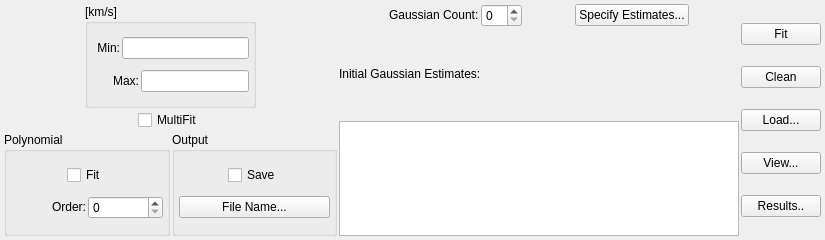
Old version of the form code/display/QtPlotter/SpecFitSettingsWidgetRadio.ui in the repository radio-astro/casa.
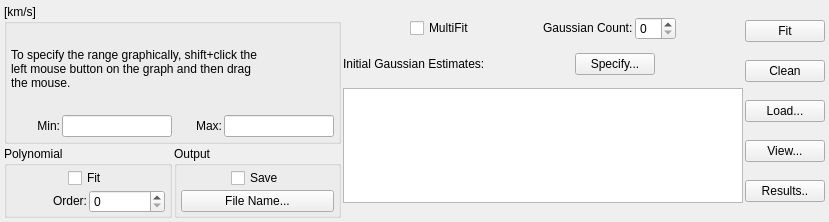
New version of the form.

Commit message: Fix of CAS 4359 - Fonts changing when stepping through a cube.

The edit to the form file:
```diff
--- a/code/display/QtPlotter/SpecFitSettingsWidgetRadio.ui
+++ b/code/display/QtPlotter/SpecFitSettingsWidgetRadio.ui
@@ -6,32 +6,17 @@
    <rect>
     <x>0</x>
     <y>0</y>
-    <width>825</width>
-    <height>240</height>
+    <width>829</width>
+    <height>222</height>
    </rect>
   </property>
   <property name="windowTitle">
    <string>SpecFitSettingsWidgetRadio</string>
   </property>
-  <layout class="QHBoxLayout" name="horizontalLayout_11">
+  <layout class="QHBoxLayout" name="horizontalLayout_5">
    <item>
     <layout class="QVBoxLayout" name="verticalLayout_5">
      <item>
-      <layout class="QHBoxLayout" name="horizontalLayout_10">
-       <item>
-        <spacer name="horizontalSpacer_9">
-         <property name="orientation">
-          <enum>Qt::Horizontal</enum>
-         </property>
-         <property name="sizeHint" stdset="0">
-          <size>
-           <width>18</width>
-           <height>20</height>
-          </size>
-         </property>
-        </spacer>
-       </item>
-       <item>
         <widget class="QGroupBox" name="rangeGroupBox">
          <property name="toolTip">
           <string>Either type the channel range in directly
@@ -44,6 +29,30 @@
           <string>[km/s]</string>
          </property>
          <layout class="QVBoxLayout" name="verticalLayout_4">
+        <property name="topMargin">
+         <number>1</number>
+        </property>
+        <item>
+         <widget class="QLabel" name="channelDirections">
+          <property name="sizePolicy">
+           <sizepolicy hsizetype="Fixed" vsizetype="MinimumExpanding">
+            <horstretch>0</horstretch>
+            <verstretch>0</verstretch>
+           </sizepolicy>
+          </property>
+          <property name="minimumSize">
+           <size>
+            <width>100</width>
+            <height>60</height>
+           </size>
+          </property>
+          <property name="text">
+           <string>&lt;font color='black'&gt;To specify the range graphically, shift+click the &lt;br/&gt;
+left mouse button on the graph and then drag &lt;br/&gt;
+the mouse.&lt;/font&gt;</string>
+          </property>
+         </widget>
+        </item>
           <item>
            <layout class="QHBoxLayout" name="horizontalLayout_2">
             <item>
@@ -72,16 +81,21 @@
               </property>
               <property name="minimumSize">
                <size>
-                <width>127</width>
+              <width>110</width>
                 <height>21</height>
                </size>
               </property>
-             </widget>
-            </item>
-           </layout>
-          </item>
-          <item>
-           <layout class="QHBoxLayout" name="horizontalLayout_3">
+            <property name="maximumSize">
+             <size>
+              <width>110</width>
+              <height>16777215</height>
+             </size>
+            </property>
+            <property name="toolTip">
+             <string>Enter the lower bound for the fit.</string>
+            </property>
+           </widget>
+          </item>
             <item>
              <widget class="QLabel" name="maxLabel">
               <property name="text">
@@ -100,67 +114,27 @@
                 <verstretch>0</verstretch>
                </sizepolicy>
               </property>
-             </widget>
-            </item>
-           </layout>
-          </item>
-         </layout>
-        </widget>
-       </item>
-       <item>
-        <spacer name="horizontalSpacer_10">
-         <property name="orientation">
-          <enum>Qt::Horizontal</enum>
-         </property>
-         <property name="sizeHint" stdset="0">
+            <property name="minimumSize">
           <size>
-           <width>13</width>
-           <height>20</height>
-          </size>
-         </property>
-        </spacer>
-       </item>
-      </layout>
-     </item>
-     <item>
-      <layout class="QHBoxLayout" name="horizontalLayout_5">
-       <item>
-        <layout class="QHBoxLayout" name="horizontalLayout_12"/>
-       </item>
-       <item>
-        <spacer name="horizontalSpacer">
-         <property name="orientation">
-          <enum>Qt::Horizontal</enum>
-         </property>
-         <property name="sizeHint" stdset="0">
+              <width>110</width>
+              <height>0</height>
+             </size>
+            </property>
+            <property name="maximumSize">
           <size>
-           <width>10</width>
-           <height>10</height>
-          </size>
-         </property>
-        </spacer>
-       </item>
-       <item>
-        <widget class="QCheckBox" name="multiFitCheckBox">
-         <property name="text">
-          <string>MultiFit</string>
+              <width>110</width>
+              <height>16777215</height>
+             </size>
+            </property>
+            <property name="toolTip">
+             <string>Enter the upper bound for the fit.</string>
          </property>
         </widget>
        </item>
-       <item>
-        <spacer name="horizontalSpacer_2">
-         <property name="orientation">
-          <enum>Qt::Horizontal</enum>
-         </property>
-         <property name="sizeHint" stdset="0">
-          <size>
-           <width>10</width>
-           <height>10</height>
-          </size>
-         </property>
-        </spacer>
-       </item>
-      </layout>
+         </layout>
+        </item>
+       </layout>
+      </widget>
      </item>
      <item>
       <layout class="QHBoxLayout" name="horizontalLayout_9">
@@ -170,6 +144,12 @@
           <string>Polynomial</string>
          </property>
          <layout class="QGridLayout" name="gridLayout_2">
+          <property name="topMargin">
+           <number>2</number>
+          </property>
+          <property name="bottomMargin">
+           <number>2</number>
+          </property>
           <item row="0" column="0">
            <layout class="QHBoxLayout" name="horizontalLayout_4">
             <item>
@@ -220,7 +200,11 @@
              </widget>
             </item>
             <item>
-             <widget class="QSpinBox" name="polyOrderSpinBox"/>
+             <widget class="QSpinBox" name="polyOrderSpinBox">
+              <property name="toolTip">
+               <string>Specify the order (degree) of the polynomial to fit.</string>
+              </property>
+             </widget>
             </item>
            </layout>
           </item>
@@ -233,6 +217,12 @@
           <string>Output</string>
          </property>
          <layout class="QVBoxLayout" name="verticalLayout_3">
+          <property name="topMargin">
+           <number>2</number>
+          </property>
+          <property name="bottomMargin">
+           <number>2</number>
+          </property>
           <item>
            <layout class="QHBoxLayout" name="horizontalLayout_7">
             <item>
@@ -291,9 +281,37 @@
     </layout>
    </item>
    <item>
-    <layout class="QVBoxLayout" name="verticalLayout_6">
+    <layout class="QVBoxLayout" name="verticalLayout_2">
+     <property name="spacing">
+      <number>0</number>
+     </property>
      <item>
       <layout class="QHBoxLayout" name="horizontalLayout">
+       <item>
+        <spacer name="horizontalSpacer">
+         <property name="orientation">
+          <enum>Qt::Horizontal</enum>
+         </property>
+         <property name="sizeHint" stdset="0">
+          <size>
+           <width>13</width>
+           <height>20</height>
+          </size>
+         </property>
+        </spacer>
+       </item>
+       <item>
+        <widget class="QCheckBox" name="multiFitCheckBox">
+         <property name="toolTip">
+          <string>If this box is checked, individual fits will be done at each
+point in the selected region.  Otherwise, a single fit will be
+over the selected region.</string>
+         </property>
+         <property name="text">
+          <string>MultiFit</string>
+         </property>
+        </widget>
+       </item>
        <item>
         <spacer name="horizontalSpacer_7">
          <property name="orientation">
@@ -317,7 +335,12 @@
           </widget>
          </item>
          <item>
-          <widget class="QSpinBox" name="gaussCountSpinBox"/>
+          <widget class="QSpinBox" name="gaussCountSpinBox">
+           <property name="toolTip">
+            <string>Indicate the number of Gaussian curves you would
+like to fit.</string>
+           </property>
+          </widget>
          </item>
         </layout>
        </item>
@@ -334,30 +357,10 @@
          </property>
         </spacer>
        </item>
-       <item>
-        <widget class="QPushButton" name="advancedGaussianEstimatesButton">
-         <property name="text">
-          <string>Specify Estimates...</string>
-         </property>
-        </widget>
-       </item>
-       <item>
-        <spacer name="horizontalSpacer_11">
-         <property name="orientation">
-          <enum>Qt::Horizontal</enum>
-         </property>
-         <property name="sizeHint" stdset="0">
-          <size>
-           <width>13</width>
-           <height>20</height>
-          </size>
-         </property>
-        </spacer>
-       </item>
       </layout>
      </item>
      <item>
-      <layout class="QVBoxLayout" name="verticalLayout_2">
+      <layout class="QHBoxLayout" name="horizontalLayout_3">
        <item>
         <widget class="QLabel" name="estimateLabel">
          <property name="text">
@@ -366,6 +369,48 @@
         </widget>
        </item>
        <item>
+        <spacer name="horizontalSpacer_11">
+         <property name="orientation">
+          <enum>Qt::Horizontal</enum>
+         </property>
+         <property name="sizeHint" stdset="0">
+          <size>
+           <width>13</width>
+           <height>20</height>
+          </size>
+         </property>
+        </spacer>
+       </item>
+       <item>
+        <widget class="QPushButton" name="advancedGaussianEstimatesButton">
+         <property name="toolTip">
+          <string>Pressing this button will bring up a dialog that
+allows you specify initial Gaussian estimates
+using sliders.  You can also use the results of
+a molecular line search for specifying initial
+Gaussian estimates.</string>
+         </property>
+         <property name="text">
+          <string>Specify...</string>
+         </property>
+        </widget>
+       </item>
+       <item>
+        <spacer name="horizontalSpacer_12">
+         <property name="orientation">
+          <enum>Qt::Horizontal</enum>
+         </property>
+         <property name="sizeHint" stdset="0">
+          <size>
+           <width>13</width>
+           <height>20</height>
+          </size>
+         </property>
+        </spacer>
+       </item>
+      </layout>
+     </item>
+     <item>
         <widget class="QTableWidget" name="estimateTable">
          <property name="sizePolicy">
           <sizepolicy hsizetype="MinimumExpanding" vsizetype="MinimumExpanding">
@@ -399,8 +444,6 @@
        </item>
       </layout>
      </item>
-    </layout>
-   </item>
    <item>
     <layout class="QVBoxLayout" name="verticalLayout">
      <item>
```
Left out of the diff: 30 changed lines with no effect on the pictures. Lines whose indentation alone changed are shown as unchanged. The commit also changes 48 other files.
